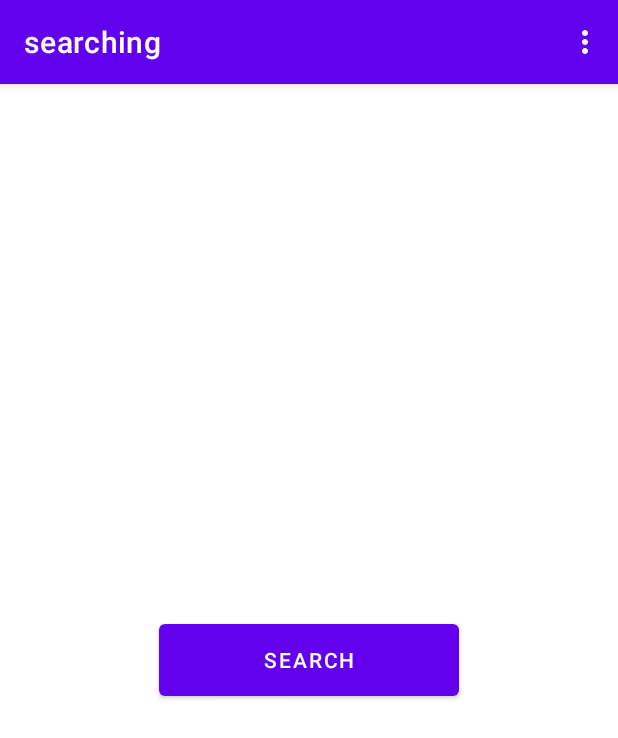
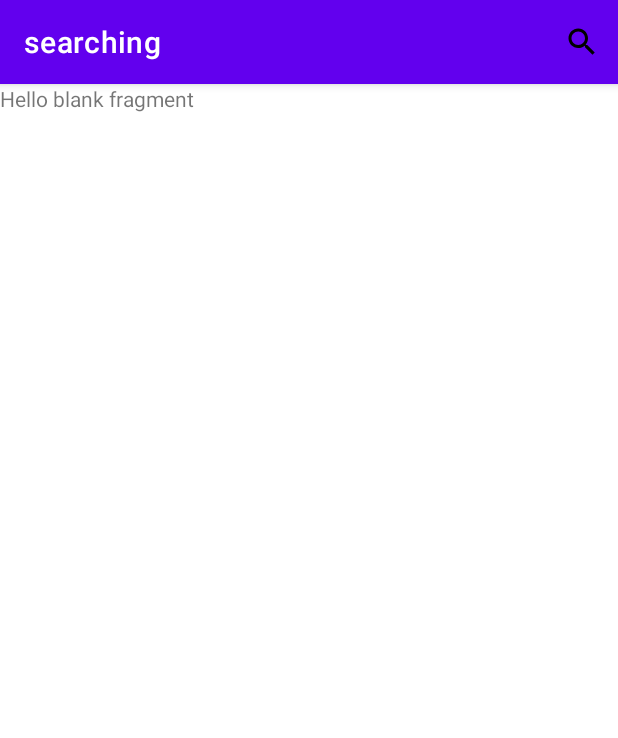
Before and after one commit to matheusxreis/searching, an Android app: the screen it shows after launch (MainActivity), on a phone screen of 412 x 824 dp. Shown: the top 738 px of the screen. Run offline under Robolectric (Android 15) with nearby library versions, the phone set to English and light mode, and no system bars.

Commit message:
work with fragment

```diff
--- a/app/build.gradle
+++ b/app/build.gradle
@@ -1,6 +1,8 @@
 plugins {
     id 'com.android.application'
     id 'org.jetbrains.kotlin.android'
+    id 'androidx.navigation.safeargs.kotlin'
+
 }
 
 android {
@@ -41,4 +43,10 @@ dependencies {
     testImplementation 'junit:junit:4.13.2'
     androidTestImplementation 'androidx.test.ext:junit:1.1.5'
     androidTestImplementation 'androidx.test.espresso:espresso-core:3.5.1'
+
+    //navigation
+    def nav_version = "2.5.3"
+    implementation "androidx.navigation:navigation-fragment-ktx:$nav_version"
+    implementation "androidx.navigation:navigation-ui-ktx:$nav_version"
+    implementation "androidx.navigation:navigation-dynamic-features-fragment:$nav_version"
 }
--- /dev/null
+++ b/app/src/main/java/com/matheusxreis/searching/FragmentOne.kt
@@ -0,0 +1,38 @@
+package com.matheusxreis.searching
+
+import android.os.Bundle
+import android.view.*
+import androidx.fragment.app.Fragment
+import androidx.core.view.MenuProvider
+
+class FragmentOne : Fragment(), MenuProvider {
+
+
+    override fun onCreate(savedInstanceState: Bundle?) {
+        super.onCreate(savedInstanceState)
+
+    }
+
+    override fun onCreateView(
+        inflater: LayoutInflater, container: ViewGroup?,
+        savedInstanceState: Bundle?
+    ): View? {
+        // Inflate the layout for this fragment
+        requireActivity().addMenuProvider(this)
+        return inflater.inflate(R.layout.fragment_one, container, false)
+    }
+
+    override fun onCreateMenu(menu: Menu, menuInflater: MenuInflater) {
+
+        menuInflater.inflate(R.menu.main_menu, menu)
+    }
+
+    override fun onMenuItemSelected(menuItem: MenuItem): Boolean {
+
+        if(menuItem.itemId == R.id.search_item){
+            requireActivity().onSearchRequested()
+        }
+        return true
+    }
+
+}
--- a/app/src/main/java/com/matheusxreis/searching/MainActivity.kt
+++ b/app/src/main/java/com/matheusxreis/searching/MainActivity.kt
@@ -15,26 +15,6 @@ class MainActivity : AppCompatActivity() {
         setContentView(R.layout.activity_main)
 
 
-        val btn = findViewById<Button>(R.id.button)
-        btn.setOnClickListener {
-           //
-        }
-    }
-
-    override fun onCreateOptionsMenu(menu: Menu?): Boolean {
-        menuInflater.inflate(R.menu.main_menu, menu)
-
-
-        return true
-    }
-
-    override fun onOptionsItemSelected(item: MenuItem): Boolean {
-
-        if(item.itemId == R.id.search_item){
-            onSearchRequested()
-        }
-
-        return true
     }
 
 
--- /dev/null
+++ b/app/src/main/res/drawable/ic_search.xml
@@ -0,0 +1,5 @@
+<vector android:height="24dp" android:tint="#000000"
+    android:viewportHeight="24" android:viewportWidth="24"
+    android:width="24dp" xmlns:android="http://schemas.android.com/apk/res/android">
+    <path android:fillColor="@android:color/white" android:pathData="M15.5,14h-0.79l-0.28,-0.27C15.41,12.59 16,11.11 16,9.5 16,5.91 13.09,3 9.5,3S3,5.91 3,9.5 5.91,16 9.5,16c1.61,0 3.09,-0.59 4.23,-1.57l0.27,0.28v0.79l5,4.99L20.49,19l-4.99,-5zM9.5,14C7.01,14 5,11.99 5,9.5S7.01,5 9.5,5 14,7.01 14,9.5 11.99,14 9.5,14z"/>
+</vector>
--- a/app/src/main/res/layout/activity_main.xml
+++ b/app/src/main/res/layout/activity_main.xml
@@ -7,16 +7,16 @@
     tools:context=".MainActivity">
 
 
-    <Button
-        android:id="@+id/button"
-        android:layout_width="200dp"
-        android:layout_height="60dp"
+    <fragment
+        android:id="@+id/my_nav_host"
+        android:name="androidx.navigation.fragment.NavHostFragment"
+        app:navGraph="@navigation/graph"
+        android:layout_width="0dp"
+        android:layout_height="0dp"
         app:layout_constraintTop_toTopOf="parent"
+        app:layout_constraintStart_toStartOf="parent"
         app:layout_constraintEnd_toEndOf="parent"
-        app:layout_constraintStart_toStartOf="parent"
         app:layout_constraintBottom_toBottomOf="parent"
-        android:text="Search"
         />
 
-
 </androidx.constraintlayout.widget.ConstraintLayout>
--- /dev/null
+++ b/app/src/main/res/layout/fragment_one.xml
@@ -0,0 +1,14 @@
+<?xml version="1.0" encoding="utf-8"?>
+<FrameLayout xmlns:android="http://schemas.android.com/apk/res/android"
+    xmlns:tools="http://schemas.android.com/tools"
+    android:layout_width="match_parent"
+    android:layout_height="match_parent"
+    tools:context=".FragmentOne">
+
+    <!-- TODO: Update blank fragment layout -->
+    <TextView
+        android:layout_width="match_parent"
+        android:layout_height="match_parent"
+        android:text="@string/hello_blank_fragment" />
+
+</FrameLayout>
--- a/app/src/main/res/menu/main_menu.xml
+++ b/app/src/main/res/menu/main_menu.xml
@@ -1,8 +1,11 @@
 <?xml version="1.0" encoding="utf-8"?>
-<menu xmlns:android="http://schemas.android.com/apk/res/android">
+<menu xmlns:android="http://schemas.android.com/apk/res/android"
+    xmlns:app="http://schemas.android.com/apk/res-auto">
 
         <item
             android:id="@+id/search_item"
             android:title="Search"
+            android:icon="@drawable/ic_search"
+            app:showAsAction="ifRoom"
             />
 </menu>
--- /dev/null
+++ b/app/src/main/res/navigation/graph.xml
@@ -0,0 +1,13 @@
+<?xml version="1.0" encoding="utf-8"?>
+<navigation xmlns:android="http://schemas.android.com/apk/res/android"
+    xmlns:app="http://schemas.android.com/apk/res-auto"
+    xmlns:tools="http://schemas.android.com/tools"
+    android:id="@+id/graph"
+    app:startDestination="@id/fragmentOne">
+
+    <fragment
+        android:id="@+id/fragmentOne"
+        android:name="com.matheusxreis.searching.FragmentOne"
+        android:label="fragment_one"
+        tools:layout="@layout/fragment_one" />
+</navigation>
--- a/app/src/main/res/values/strings.xml
+++ b/app/src/main/res/values/strings.xml
@@ -1,3 +1,5 @@
 <resources>
     <string name="app_name">searching</string>
+    <!-- TODO: Remove or change this placeholder text -->
+    <string name="hello_blank_fragment">Hello blank fragment</string>
 </resources>
--- a/build.gradle
+++ b/build.gradle
@@ -1,4 +1,13 @@
 // Top-level build file where you can add configuration options common to all sub-projects/modules.
+buildscript {
+    repositories {
+        google()
+    }
+    dependencies {
+        def nav_version = "2.5.3"
+        classpath "androidx.navigation:navigation-safe-args-gradle-plugin:$nav_version"
+    }
+}
 plugins {
     id 'com.android.application' version '7.3.1' apply false
     id 'com.android.library' version '7.3.1' apply false
```
